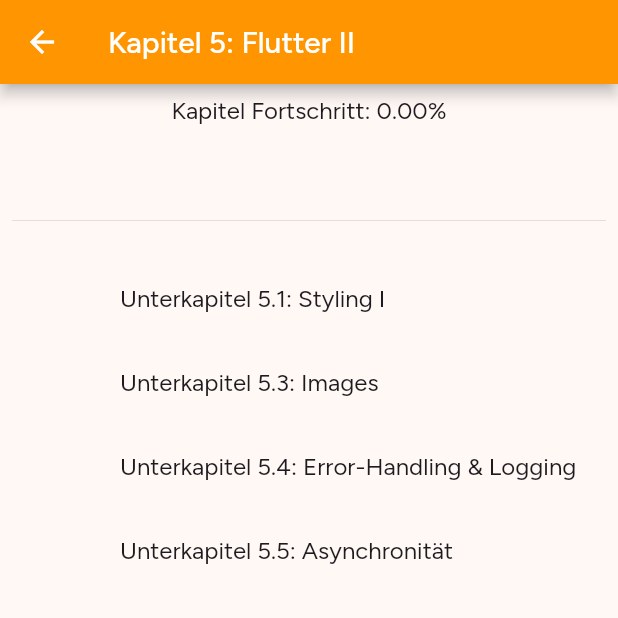
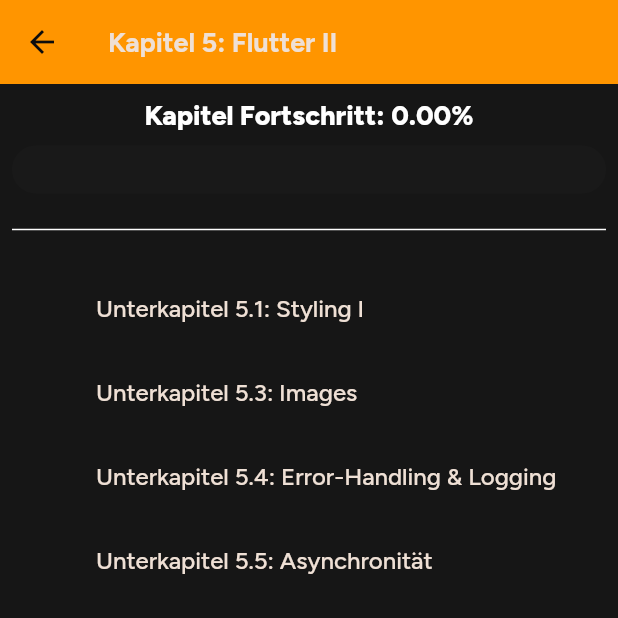
Before and after one commit to App-Akademie/task_app, a Flutter app: the screen it shows after launch, after a tap on an icon or button, on a phone screen of 412 x 824 dp, the top half of it. Run offline on Flutter 3.47's test engine with Material 3 defaults, Android fonts, the phone set to English and light mode, and no system bars; our stand-ins replace freezed_annotation, google_fonts, rive, shared_preferences.

Commit message:
theming update

```diff
--- /dev/null
+++ b/lib/private/config/app_color.dart
@@ -0,0 +1,79 @@
+import 'package:flutter/material.dart';
+import 'package:task_app/private/config/palette.dart';
+
+class AppColor extends ThemeExtension<AppColor> {
+  final Color primary;
+  final Color secondary;
+  final Color accent;
+  final Color error;
+
+  final Color surface;
+  final Color elementBackgroundPrimary;
+  final Color elementBackgroundSecondary;
+
+  final Color onSurface;
+  final Color onElementBackground;
+
+  final Color radiusBorder;
+
+  const AppColor({
+    required this.primary,
+    required this.secondary,
+    required this.accent,
+    required this.surface,
+    required this.elementBackgroundPrimary,
+    required this.elementBackgroundSecondary,
+    required this.onSurface,
+    required this.onElementBackground,
+    required this.radiusBorder,
+    required this.error,
+  });
+
+  // no light theme yet
+  static AppColor get light => dark;
+
+  static AppColor get dark => const AppColor(
+        primary: Palette.barcelonaOrange,
+        secondary: Palette.underwaterBlue,
+        accent: Palette.labelBackdrop,
+        elementBackgroundPrimary: Palette.blackOut700,
+        elementBackgroundSecondary: Palette.blackOut500,
+        surface: Palette.bgGrey,
+        onElementBackground: Palette.textWhite,
+        onSurface: Palette.textWhite,
+        radiusBorder: Palette.blackOut300,
+        error: Palette.errorRed,
+      );
+
+  @override
+  ThemeExtension<AppColor> copyWith({
+    Color? primary,
+    Color? secondary,
+    Color? accent,
+    Color? surface,
+    Color? textBody,
+  }) =>
+      this;
+  // AppColor(
+  //   primary: primary ?? this.primary,
+  //   secondary: secondary ?? this.secondary,
+  //   accent: accent ?? this.accent,
+  //   surface: surface ?? this.surface,
+  //   textBody: textBody ?? this.textBody,
+
+  // );
+
+  @override
+  ThemeExtension<AppColor> lerp(
+      covariant ThemeExtension<AppColor>? other, double t) {
+    if (other is! AppColor) return this;
+    return this;
+    // return AppColor(
+    //   primary: Color.lerp(primary, other.primary, t)!,
+    //   secondary: Color.lerp(secondary, other.secondary, t)!,
+    //   accent: Color.lerp(accent, other.accent, t)!,
+    //   surface: Color.lerp(surface, other.surface, t)!,
+    //   textBody: Color.lerp(textBody, other.textBody, t)!,
+    // );
+  }
+}
--- /dev/null
+++ b/lib/private/config/app_theme.dart
@@ -0,0 +1,223 @@
+import 'package:flutter/material.dart';
+import 'package:google_fonts/google_fonts.dart';
+import 'package:task_app/private/config/app_color.dart';
+
+final class AppTheme {
+  AppTheme._();
+
+  static ThemeData get lightTheme => darkTheme;
+
+  static ThemeData get darkTheme => ThemeData.from(
+        textTheme: _darkTextTheme,
+        colorScheme: ColorScheme.fromSeed(
+          surface: AppColor.dark.surface,
+          seedColor: AppColor.dark.primary,
+          brightness: Brightness.dark,
+
+          //   seedColor: barcelonaOrange,
+//   primary: barcelonaOrange,
+//   secondary: dreamlessBlack,
+//   brightness: Brightness.light,
+//   tertiary: dreamlessBlack,
+        ),
+      ).copyWith(
+          extensions: {AppColor.dark},
+          cardTheme: CardTheme(
+            color: AppColor.dark.elementBackgroundPrimary,
+            margin: EdgeInsets.zero,
+            shape: RoundedRectangleBorder(
+              borderRadius: BorderRadius.circular(10),
+            ),
+          ),
+          progressIndicatorTheme: ProgressIndicatorThemeData(
+            color: AppColor.dark.primary,
+            linearTrackColor: AppColor.dark.elementBackgroundSecondary,
+            borderRadius: BorderRadius.circular(16),
+          ),
+          chipTheme: ChipThemeData(
+            backgroundColor: AppColor.dark.elementBackgroundSecondary,
+            shape: RoundedRectangleBorder(
+              borderRadius: BorderRadius.circular(10),
+            ),
+            side: BorderSide.none,
+            labelStyle: _darkTextTheme.bodySmall,
+            padding: const EdgeInsets.symmetric(horizontal: 6, vertical: 10),
+          ),
+          dividerTheme: DividerThemeData(
+            color: AppColor.dark.onElementBackground,
+          ),
+          toggleButtonsTheme: ToggleButtonsThemeData(
+            borderRadius: BorderRadius.circular(16),
+            fillColor: AppColor.dark.accent,
+            borderColor: AppColor.dark.elementBackgroundPrimary,
+            splashColor: Colors.transparent,
+          ),
+          dialogTheme: DialogTheme(
+            shape: RoundedRectangleBorder(
+              borderRadius: BorderRadius.circular(16),
+            ),
+            backgroundColor: AppColor.dark.elementBackgroundPrimary,
+          ),
+          inputDecorationTheme: InputDecorationTheme(
+            filled: true,
+            fillColor: AppColor.dark.elementBackgroundSecondary,
+            border: OutlineInputBorder(
+              borderRadius: BorderRadius.circular(16),
+              borderSide: BorderSide.none,
+            ),
+            focusedBorder: OutlineInputBorder(
+              borderRadius: BorderRadius.circular(16),
+              borderSide: BorderSide.none,
+            ),
+            errorBorder: OutlineInputBorder(
+              borderRadius: BorderRadius.circular(16),
+              borderSide: BorderSide(color: AppColor.dark.error),
+            ),
+            focusedErrorBorder: OutlineInputBorder(
+              borderRadius: BorderRadius.circular(16),
+              borderSide: BorderSide(color: AppColor.dark.error),
+            ),
+            errorStyle: const TextStyle(
+              fontSize: 0,
+              height: 0,
+              color: Colors.transparent,
+            ),
+            contentPadding:
+                const EdgeInsets.symmetric(horizontal: 16, vertical: 12),
+          ),
+          outlinedButtonTheme: OutlinedButtonThemeData(
+            style: ButtonStyle(
+              shape: WidgetStateProperty.all(
+                RoundedRectangleBorder(
+                  borderRadius: BorderRadius.circular(4),
+                ),
+              ),
+              backgroundColor: WidgetStateProperty.all(
+                Colors.transparent,
+              ),
+              foregroundColor: WidgetStateProperty.all(
+                AppColor.dark.onElementBackground,
+              ),
+              overlayColor: WidgetStateProperty.all(
+                AppColor.dark.onElementBackground.withAlpha(0x11),
+              ),
+            ),
+          ),
+          checkboxTheme: CheckboxThemeData(
+            checkColor: WidgetStateProperty.all(AppColor.dark.primary),
+            fillColor: WidgetStateProperty.all(
+                AppColor.dark.elementBackgroundSecondary),
+            shape: RoundedRectangleBorder(
+              borderRadius: BorderRadius.circular(4),
+            ),
+            side: const BorderSide(
+              color: Colors.transparent,
+              width: 1,
+            ),
+          ),
+          elevatedButtonTheme: ElevatedButtonThemeData(
+            style: ButtonStyle(
+              shape: WidgetStateProperty.all(
+                RoundedRectangleBorder(
+                  borderRadius: BorderRadius.circular(4),
+                ),
+              ),
+              backgroundColor: WidgetStateProperty.all(
+                AppColor.dark.accent,
+              ),
+              foregroundColor: WidgetStateProperty.all(
+                AppColor.dark.onElementBackground,
+              ),
+              overlayColor: WidgetStateProperty.all(
+                AppColor.dark.onElementBackground.withAlpha(0x11),
+              ),
+            ),
+          ),
+          appBarTheme: AppBarTheme(
+            backgroundColor: AppColor.dark.primary,
+            iconTheme: IconThemeData(
+              color: AppColor.dark.elementBackgroundPrimary,
+            ),
+          ));
+
+  static final TextStyle _baseFont = GoogleFonts.figtree();
+  // hardcoding this here because the fontFamily property returns false values (https://github.com/material-foundation/flutter-packages/issues/141#issuecomment-1236312594)
+  static const String _fontFamily = 'Figtree';
+
+  static final TextStyle w100 =
+      _baseFont.copyWith(fontWeight: FontWeight.w100, fontFamily: _fontFamily);
+  static final TextStyle w200 = _baseFont.copyWith(
+    fontWeight: FontWeight.w200,
+    fontFamily: _fontFamily,
+  );
+  static final TextStyle w300 = _baseFont.copyWith(
+    fontWeight: FontWeight.w300,
+    fontFamily: _fontFamily,
+  );
+  static final TextStyle w400 = _baseFont.copyWith(
+    fontWeight: FontWeight.w400,
+    fontFamily: _fontFamily,
+  );
+  static final TextStyle w500 = _baseFont.copyWith(
+    fontWeight: FontWeight.w500,
+    fontFamily: _fontFamily,
+  );
+  static final TextStyle w600 = _baseFont.copyWith(
+    fontWeight: FontWeight.w600,
+    fontFamily: _fontFamily,
+  );
+  static final TextStyle w700 = _baseFont.copyWith(
+    fontWeight: FontWeight.w700,
+    fontFamily: _fontFamily,
+  );
+  static final TextStyle w800 = _baseFont.copyWith(
+    fontWeight: FontWeight.w800,
+    fontFamily: _fontFamily,
+  );
+  static final TextStyle w900 = _baseFont.copyWith(
+    fontWeight: FontWeight.w900,
+    fontFamily: _fontFamily,
+  );
+
+  static final TextTheme _baseTextTheme = TextTheme(
+    displayLarge: w100.copyWith(fontSize: 40, letterSpacing: 0, height: 1.12),
+    displayMedium:
+        w800.copyWith(fontSize: 48, letterSpacing: 0, height: 57.6 / 48),
+    displaySmall:
+        w800.copyWith(fontSize: 32, letterSpacing: 0, height: 38.4 / 32),
+    headlineLarge:
+        w700.copyWith(fontSize: 24, letterSpacing: 0, height: 30 / 24),
+    headlineMedium:
+        w700.copyWith(fontSize: 20, letterSpacing: 0, height: 20 / 18),
+    headlineSmall:
+        w700.copyWith(fontSize: 18, letterSpacing: 0, height: 24 / 18),
+    titleLarge: w700.copyWith(fontSize: 18, letterSpacing: 0, height: 1.4),
+    titleMedium: w800.copyWith(fontSize: 18, letterSpacing: 0, height: 1.4),
+    titleSmall: w900.copyWith(fontSize: 18, letterSpacing: 0, height: 1.4),
+    bodyLarge: w500.copyWith(fontSize: 16, letterSpacing: 0, height: 24 / 16),
+    bodyMedium: w600.copyWith(fontSize: 20, letterSpacing: 0, height: 14 / 20),
+    bodySmall: w500.copyWith(fontSize: 12, letterSpacing: 0, height: 16.8 / 12),
+    labelLarge: w800.copyWith(fontSize: 12, letterSpacing: 0, height: 1.4),
+    labelMedium: w600.copyWith(fontSize: 10, letterSpacing: 0, height: 1.4),
+    labelSmall: w600.copyWith(fontSize: 10, letterSpacing: 0, height: 12 / 10),
+  );
+
+  // ignore: unused_field
+  static final TextTheme _lightTextTheme = _baseTextTheme.apply(
+    bodyColor: AppColor.light.onElementBackground,
+    displayColor: AppColor.light.onSurface,
+  );
+
+  static final TextTheme _darkTextTheme = _baseTextTheme.apply(
+    bodyColor: AppColor.dark.onElementBackground,
+    displayColor: AppColor.dark.onSurface,
+  );
+}
+
+extension TextThemeContextExtension on BuildContext {
+  TextTheme get textTheme => Theme.of(this).textTheme;
+}
+
+extension ThemeColorThemeExt on BuildContext {
+  AppColor get colors => Theme.of(this).extension<AppColor>()!;
+}
--- a/lib/private/config/palette.dart
+++ b/lib/private/config/palette.dart
@@ -1,5 +1,39 @@
-import 'package:flutter/material.dart';
+import 'dart:ui';
 
-const dreamlessBlack = Color(0xFF111111);
-const barcelonaOrange = Color(0xFFFF9500);
-const underwaterBlue = Color(0xFF0028C3);
+final class Palette {
+  Palette._();
+
+  // Brand Colors
+  static const Color barcelonaOrange = Color(0xFFFF9500);
+  static const Color barcelonaOrange800 = Color(0xFFC67300);
+  static const Color underwaterBlue = Color(0xFF0028C3);
+  static const Color lightBlack = Color(0xFF3E3E3E);
+  static const Color dreamlessBlack = Color(0xFF111111);
+  static const Color white = Color(0xFFFFFFFF);
+  static const Color lightBlue = Color(0xFF667EDB);
+  static const Color lightOrange = Color(0xFFFFEFD9);
+  static const Color errorRed = Color(0xFFDB0000);
+
+  // Background Colors
+  static const Color coverUp = Color(0xA5000000);
+  static const Color bgPitchBlack = Color(0xFF000000);
+  static const Color bgBlack = Color(0xFF111111);
+  static const Color bgGrey = Color(0xFF161616);
+  static const Color bgWhite = Color(0xFFFFFFFF);
+
+  // Text Colors
+  static const Color textBlack = Color(0xFF222222);
+  static const Color textLightBlack = Color(0xFF3E3E3E);
+  static const Color textWhite = Color(0xFFFFFFFF);
+  static const Color labelBackdrop = Color(0xFF473214);
+  static const Color dropdownGrey = Color(0xFFA6A4A4);
+
+  // Shadow Colors
+  static const Color blackOut100 = Color(0xFFF2F2F2);
+  static const Color blackOut200 = Color(0xFFD8D8D8);
+  static const Color blackOut300 = Color(0xFFA9A9A9);
+  static const Color blackOut400 = Color(0xFF656565);
+  static const Color blackOut500 = Color(0xFF191919);
+  static const Color blackOut600 = Color(0xFF1A1A1A);
+  static const Color blackOut700 = Color(0xFF0D0D0D);
+}
--- a/lib/private/config/theme.dart
+++ /dev/null
@@ -1,31 +0,0 @@
-import 'package:flutter/material.dart';
-import 'package:google_fonts/google_fonts.dart';
-import 'package:task_app/private/config/palette.dart';
-
-ThemeData themeData(
-    {required bool isDarkTheme, required BuildContext context}) {
-  TextTheme baseTextTheme =
-      isDarkTheme ? ThemeData.dark().textTheme : ThemeData.light().textTheme;
-  TextTheme customTextTheme =
-      baseTextTheme.apply(fontFamily: GoogleFonts.figtree().fontFamily);
-  return ThemeData.from(
-    useMaterial3: false,
-    colorScheme: isDarkTheme ? darkScheme : lightScheme,
-    textTheme: customTextTheme,
-  );
-}
-
-ColorScheme lightScheme = ColorScheme.fromSeed(
-  seedColor: barcelonaOrange,
-  primary: barcelonaOrange,
-  secondary: dreamlessBlack,
-  brightness: Brightness.light,
-  tertiary: dreamlessBlack,
-);
-ColorScheme darkScheme = ColorScheme.fromSeed(
-  seedColor: dreamlessBlack,
-  primary: barcelonaOrange,
-  secondary: dreamlessBlack,
-  brightness: Brightness.dark,
-  tertiary: barcelonaOrange,
-);
--- a/lib/private/features/tasks/presentation/app.dart
+++ b/lib/private/features/tasks/presentation/app.dart
@@ -1,5 +1,5 @@
 import 'package:flutter/material.dart';
-import 'package:task_app/private/config/theme.dart';
+import 'package:task_app/private/config/app_theme.dart';
 import 'package:task_app/private/features/settings/data/settings_controller.dart';
 import 'package:task_app/private/features/tasks/presentation/navigation_screens/navigation_screens.dart';
 
@@ -15,8 +15,8 @@
           // Define a light and dark color theme. Then, read the user's
           // preferred ThemeMode (light, dark, or system default) from the
           // SettingsController to display the correct theme.
-          theme: themeData(isDarkTheme: false, context: context),
-          darkTheme: themeData(isDarkTheme: true, context: context),
+          darkTheme: AppTheme.darkTheme,
+          theme: AppTheme.lightTheme,
           themeMode: settingsController.themeMode,
           debugShowCheckedModeBanner: false,
         );
--- a/lib/private/features/tasks/presentation/navigation_screens/navigation_screen.dart
+++ b/lib/private/features/tasks/presentation/navigation_screens/navigation_screen.dart
@@ -1,6 +1,7 @@
 import 'package:flutter/material.dart';
 import 'package:rive/rive.dart';
 import 'package:task_app/private/config/app_sizes.dart';
+import 'package:task_app/private/config/app_theme.dart';
 import 'package:task_app/private/config/assets.dart';
 import 'package:task_app/private/features/settings/data/settings_controller.dart';
 import 'package:task_app/private/features/settings/presentation/dark_mode_switch.dart';
@@ -101,8 +102,7 @@
                               widget.tasks,
                               getSolvedFunctionArgument(
                                   task, widget.navigationScreenType)))
-                      ? Icon(Icons.check,
-                          color: Theme.of(context).colorScheme.primary)
+                      ? Icon(Icons.check, color: context.colors.primary)
                       : const Icon(null),
                   title: Text(widget.tileTextFunction(task)),
                   onTap: () {
--- a/lib/private/features/tasks/presentation/progress.dart
+++ b/lib/private/features/tasks/presentation/progress.dart
@@ -1,5 +1,6 @@
 import 'package:flutter/material.dart';
 import 'package:task_app/private/config/app_sizes.dart';
+import 'package:task_app/private/config/app_theme.dart';
 import 'package:task_app/private/config/values.dart';
 import 'package:task_app/private/features/tasks/application/progress_calculation.dart';
 import 'package:task_app/private/features/tasks/application/solved_tasks.dart';
@@ -21,7 +22,7 @@
       children: [
         Text(
             "$progressTitle: ${(progress * 100).toStringAsFixed(decimalPlaces)}%",
-            style: Theme.of(context).textTheme.titleMedium),
+            style: context.textTheme.titleMedium),
         gapH8,
         TweenAnimationBuilder<double>(
           duration: const Duration(seconds: 2),
--- a/lib/private/features/tasks/presentation/task_screen.dart
+++ b/lib/private/features/tasks/presentation/task_screen.dart
@@ -1,5 +1,6 @@
 import 'package:flutter/material.dart';
 import 'package:task_app/private/config/app_sizes.dart';
+import 'package:task_app/private/config/app_theme.dart';
 import 'package:task_app/private/features/tasks/models/task.dart';
 import 'package:task_app/private/features/tasks/presentation/unsolved_task.dart';
 import 'package:task_app/private/features/text_parsing/presentation/task_text.dart';
@@ -19,15 +20,12 @@
             Text(
               textAlign: TextAlign.start,
               "Kapitel ${task.chapter}: ${task.taskModel.lessonTitle}",
-              style: Theme.of(context).textTheme.titleMedium!.copyWith(
-                  fontWeight: FontWeight.bold,
-                  color: Theme.of(context).colorScheme.tertiary),
+              style: context.textTheme.titleMedium,
             ),
             gapH4,
             Text(
                 "Aufgabe ${task.taskModel.fullTaskNumberString}: ${task.taskModel.taskTitel}",
-                style: Theme.of(context).textTheme.headlineSmall!.copyWith(
-                    color: Colors.white, fontWeight: FontWeight.bold)),
+                style: context.textTheme.headlineSmall),
           ],
         ),
       ),
@@ -67,19 +65,16 @@
     return Row(
       children: [
         Container(
-          color: Theme.of(context).colorScheme.onBackground,
+          color: context.colors.onSurface,
           child: Padding(
             padding: const EdgeInsets.symmetric(
               horizontal: Sizes.p16,
               vertical: Sizes.p4,
             ),
-            child: Text(
-              text,
-              style: Theme.of(context).textTheme.titleLarge!.copyWith(
-                    color: Theme.of(context).colorScheme.background,
-                    fontWeight: FontWeight.bold,
-                  ),
-            ),
+            child: Text(text,
+                style: context.textTheme.titleLarge!.copyWith(
+                  color: context.colors.surface,
+                )),
           ),
         ),
       ],
--- a/lib/private/features/tasks/presentation/unsolved_task.dart
+++ b/lib/private/features/tasks/presentation/unsolved_task.dart
@@ -1,4 +1,5 @@
 import 'package:flutter/material.dart';
+import 'package:task_app/private/config/app_theme.dart';
 import 'package:task_app/private/config/assets.dart';
 
 class UnsolvedTask extends StatelessWidget {
@@ -9,7 +10,7 @@
         child: Column(
       children: [
         Text("Noch kein Lösung vorhanden 😞",
-            style: Theme.of(context).textTheme.titleMedium),
+            style: context.textTheme.titleMedium),
         Image.asset(Assets.polarBear),
       ],
     ));
--- a/lib/private/features/text_parsing/application/task_text_parser.dart
+++ b/lib/private/features/text_parsing/application/task_text_parser.dart
@@ -1,4 +1,5 @@
 import 'package:flutter/material.dart';
+import 'package:task_app/private/config/app_theme.dart';
 import 'package:task_app/private/features/text_parsing/models/text_pieces/code_text_piece.dart';
 import 'package:task_app/private/features/text_parsing/models/text_pieces/note_text_piece.dart';
 import 'package:task_app/private/features/text_parsing/models/text_pieces/plain_text_piece.dart';
@@ -53,14 +54,13 @@
 
 TextStyle? getStyleFromTextPiece(BuildContext context, TextPiece piece) {
   if (piece is CodeTextPiece) {
-    return Theme.of(context).textTheme.titleMedium!.copyWith(
-          fontWeight: FontWeight.bold,
-          color: Theme.of(context).colorScheme.primary,
-        );
+    return context.textTheme.titleMedium!.copyWith(
+      color: context.colors.primary,
+    );
   } else if (piece is NoteTextPiece) {
-    return Theme.of(context).textTheme.titleMedium!.copyWith(
-          fontStyle: FontStyle.italic,
-        );
+    return context.textTheme.titleMedium!.copyWith(
+      fontStyle: FontStyle.italic,
+    );
   } else {
     return null;
   }
--- a/lib/private/features/text_parsing/presentation/task_text.dart
+++ b/lib/private/features/text_parsing/presentation/task_text.dart
@@ -1,4 +1,5 @@
 import 'package:flutter/material.dart';
+import 'package:task_app/private/config/app_theme.dart';
 import 'package:task_app/private/features/text_parsing/application/task_text_parser.dart';
 
 class TaskText extends StatefulWidget {
@@ -17,7 +18,7 @@
       text: TextSpan(
         // Note: Styles for TextSpans must be explicitly defined.
         // Child text spans will inherit styles from parent
-        style: Theme.of(context).textTheme.titleMedium,
+        style: context.textTheme.titleMedium,
         children: <TextSpan>[
           for (final piece in pieces)
             TextSpan(
```
Also changed, not shown: 9 other files.
